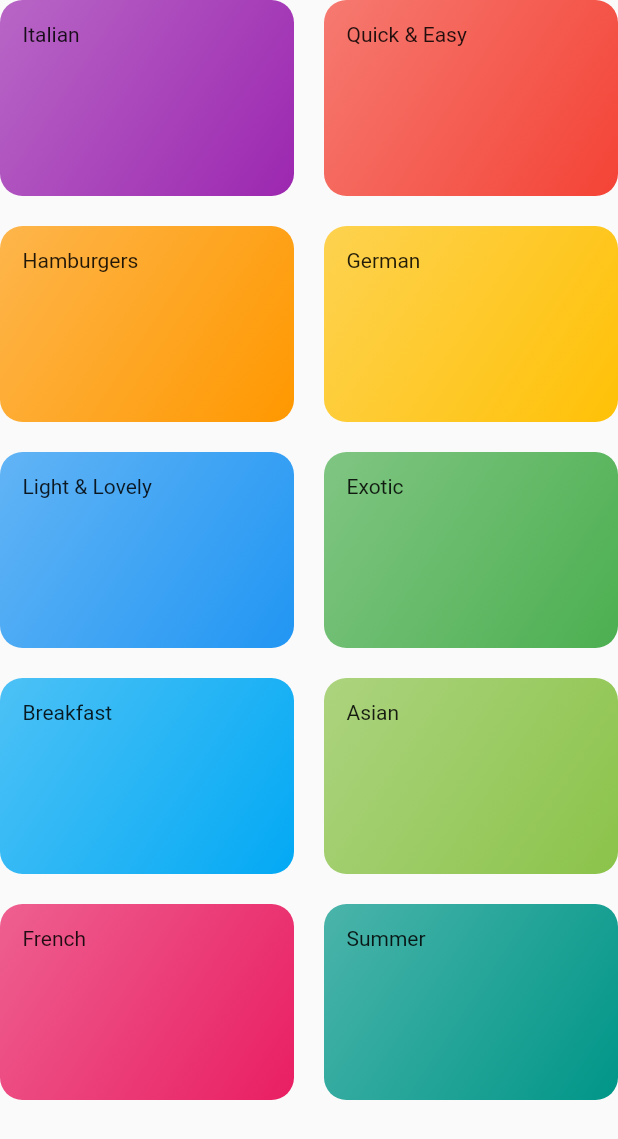
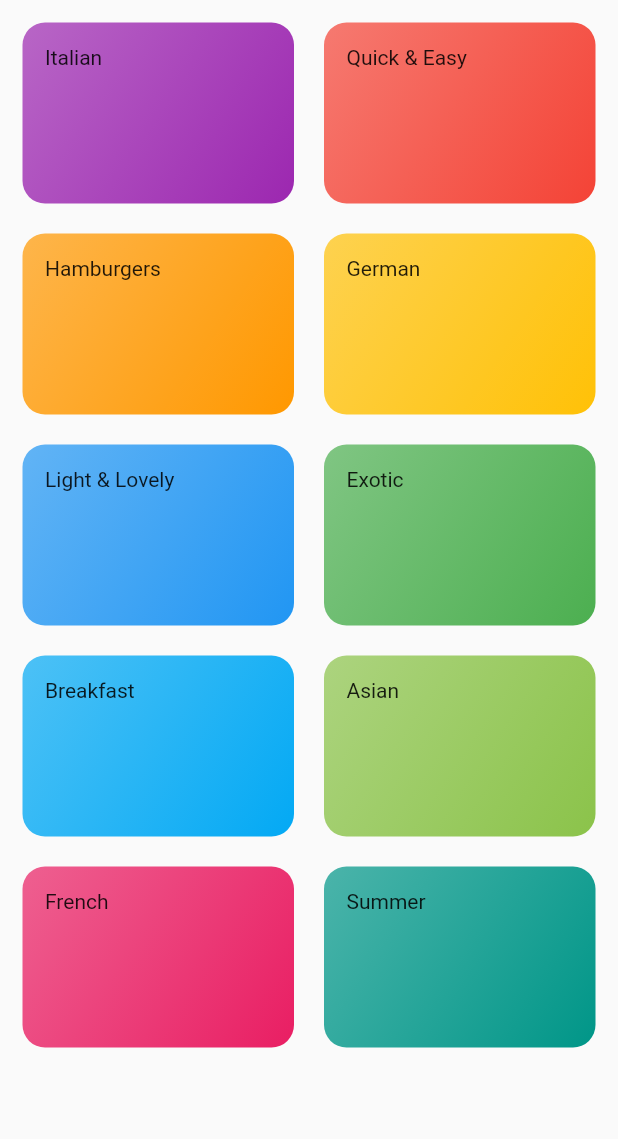
Before and after one commit to kartikey4474/mealsApp, a Flutter app: the CategoriesScreen screen opened directly, on a phone screen of 412 x 824 dp. Shown: the top 1139 px of the screen. Run offline on Flutter 3.47's test engine with Material 2 defaults, Android fonts, the phone set to English and light mode, and no system bars.

Commit message:
second initial commit

```diff
--- a/lib/categories_screen.dart
+++ b/lib/categories_screen.dart
@@ -7,7 +7,9 @@ class CategoriesScreen extends StatelessWidget {
 
   @override
   Widget build(BuildContext context) {
-    return GridView(
+    return Scaffold(
+      body: GridView(
+        padding: EdgeInsets.all(15),
         children: DUMMY_CATEGORIES
             .map(
               (catData) => CategoryItem(
@@ -22,6 +24,7 @@ class CategoriesScreen extends StatelessWidget {
           crossAxisSpacing: 20,
           mainAxisSpacing: 20,
         ),
+      ),
     );
   }
 }
```
Also changed, not shown: lib/main.dart (+2 -20 lines). Lines whose indentation alone changed are shown as unchanged.
